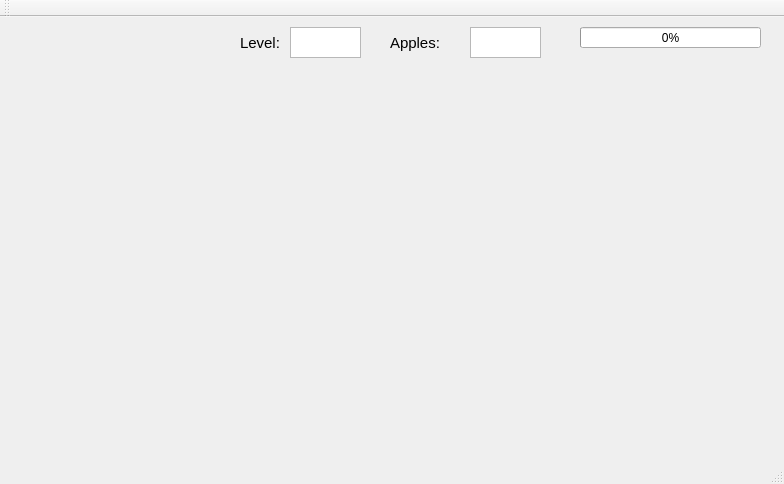
Before: the Qt Designer form game.ui in anastasia143/Snake, drawn with Qt 5.
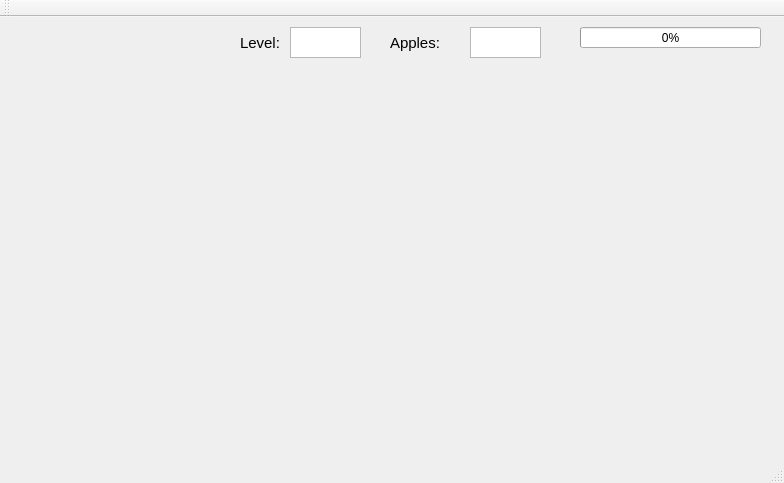
After: the same form once the commit is applied.

Diff of the .ui file:
```diff
--- a/game.ui
+++ b/game.ui
@@ -7,7 +7,7 @@
     <x>0</x>
     <y>0</y>
     <width>784</width>
-    <height>484</height>
+    <height>483</height>
    </rect>
   </property>
   <property name="windowTitle">
```
